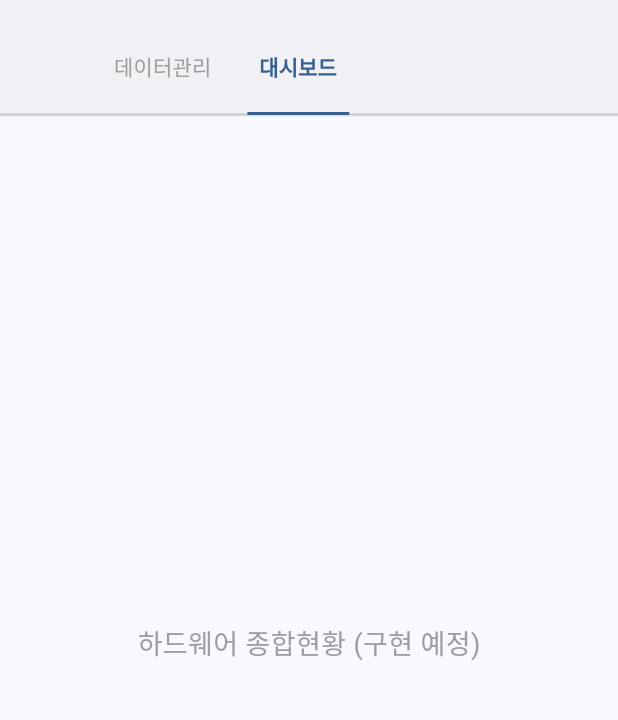
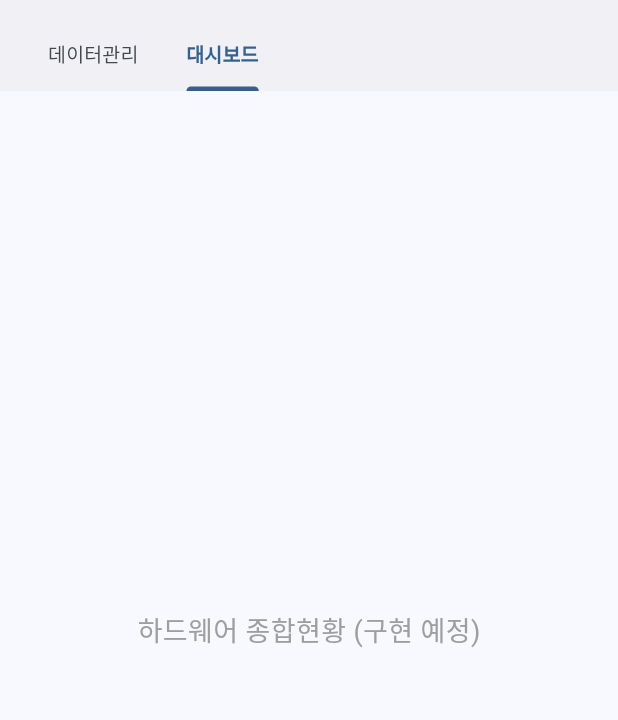
Before and after one commit to aimhigh31/nexplus_task, a Flutter app: the HardwareManagementPage screen opened directly, tab 2 chosen, on a phone screen of 412 x 824 dp, the part 65-785 px from its top. Run offline on Flutter 3.47's test engine with Material 3 defaults, Android fonts, the phone set to English and light mode, and no system bars; our stand-ins replace calendar_date_picker2, file_picker, fl_chart, pdf, printing, qr_flutter; missing offline and left inert: excel, file_saver, mongo_dart, pluto_grid_plus; network calls fail.

```diff
--- a/lib/pages/hardware_management_page.dart
+++ b/lib/pages/hardware_management_page.dart
@@ -972,7 +972,7 @@ class _HardwareManagementPageState extends State<HardwareManagementPage> with Ti
             crossAxisAlignment: CrossAxisAlignment.start,
             children: [
               const Text(
-                '하드웨어 자산 목록',
+                '하드웨어 자산',
                 style: TextStyle(
                   fontSize: 18,
                   fontWeight: FontWeight.bold,
@@ -1558,79 +1558,46 @@ class _HardwareManagementPageState extends State<HardwareManagementPage> with Ti
 
   @override
   Widget build(BuildContext context) {
-    final pageData = _paginatedData();
-
     return Scaffold(
       appBar: AppBar(
         title: const Text('하드웨어 관리'),
+        titleSpacing: 16.0,
+        bottom: TabBar(
+          controller: _tabController,
+          tabs: _hardwareTabs.map((tabName) => Tab(text: tabName)).toList(),
+          indicatorSize: TabBarIndicatorSize.label,
+          labelStyle: const TextStyle(fontSize: 13, fontWeight: FontWeight.bold),
+          unselectedLabelStyle: const TextStyle(fontSize: 13),
+          padding: const EdgeInsets.only(left: 16.0),
+          isScrollable: true,
+          tabAlignment: TabAlignment.start,
+          indicatorColor: Theme.of(context).primaryColor,
+          dividerColor: Colors.transparent,
+        ),
         elevation: 0,
-        backgroundColor: const Color(0xFFF0F0F5), // 솔루션 개발 페이지와 동일한 배경색
-      ),
-      body: Column(
-        crossAxisAlignment: CrossAxisAlignment.start,
-        children: [
-          // 탭바 영역 - 솔루션 개발 페이지와 일치하도록 수정
-          Container(
-            color: const Color(0xFFF0F0F5), // 솔루션 개발 페이지와 동일한 배경색
-            child: Column(
-              children: [
-                // 탭바
-                TabBar(
+        backgroundColor: const Color(0xFFF0F0F5),
+      ),
+      body: TabBarView(
         controller: _tabController,
-                  tabs: _hardwareTabs.map((tab) => Tab(text: tab)).toList(),
-                  onTap: (index) => setState(() {}),
-                  labelColor: Theme.of(context).primaryColor,
-                  indicatorColor: Theme.of(context).primaryColor,
-                  unselectedLabelColor: Colors.grey,
-                  labelStyle: const TextStyle(fontWeight: FontWeight.bold, fontSize: 14),
-                  unselectedLabelStyle: const TextStyle(fontWeight: FontWeight.normal, fontSize: 14),
-                  isScrollable: true,
-                  indicatorSize: TabBarIndicatorSize.tab,
-                  padding: const EdgeInsets.only(left: 8),
-                  labelPadding: const EdgeInsets.symmetric(horizontal: 16, vertical: 8),
-                  indicatorPadding: const EdgeInsets.symmetric(horizontal: 8),
-                ),
-                // 탭바 하단 구분선
-                Container(
-                  height: 1,
-                  color: Colors.grey.shade300,
-                ),
-              ],
-            ),
-          ),
-
-          // 탭 컨텐츠 영역
-          Expanded(
-            child: TabBarView(
-              controller: _tabController,
-              physics: const AlwaysScrollableScrollPhysics(), // 스크롤 애니메이션을 일관되게
-              children: [
-                _buildDataManagementView(pageData),
+        physics: const AlwaysScrollableScrollPhysics(),
+        children: [
+          _buildDataManagementTab(),
           HardwareDashboardPage(hardwareData: _hardwareData),
         ],
       ),
-          ),
-        ],
-      ),
-    );
-  }
-
-  // 데이터 관리 탭 뷰
-  Widget _buildDataManagementView(List<HardwareModel> pageData) {
-    return Container(
-      color: Colors.white,
-      child: Column(
-        children: [
-          // 1. 필터 (맨 위에 배치)
+    );
+  }
+
+  Widget _buildDataManagementTab() {
+    return Column(
+      children: [
+        // 1. 필터 영역
         _buildFilterBar(),
 
-          // 2. 타이틀과 실행버튼 (필터 아래 배치)
+        // 2. 타이틀 및 버튼 영역
         _buildTitleAndActions(),
 
-          // 3. 범례 (타이틀과 실행버튼 아래 배치)
-          if (_hardwareData.isNotEmpty) _buildLegend(),
-
-          // 4. 데이터 테이블 (범례 아래 배치, 확장 가능)
+        // 3. 데이터 테이블 영역
         Expanded(
           child: _isLoading
             ? const Center(child: CircularProgressIndicator())
@@ -1638,14 +1605,42 @@ class _HardwareManagementPageState extends State<HardwareManagementPage> with Ti
               ? _buildEmptyDataView()
               : Padding(
                   padding: const EdgeInsets.fromLTRB(16, 0, 16, 0),
-                        child: _buildDataTable(),
-                      ),
-          ),
-
-          // 5. 페이지 네비게이션 (맨 아래에 배치)
-          if (_hardwareData.isNotEmpty && _totalPages > 0) _buildPageNavigator(),
-        ],
-      ),
+                  child: PlutoGrid(
+                    columns: _columns,
+                    rows: _getPlutoRows(),
+                    onLoaded: (PlutoGridOnLoadedEvent event) {
+                      _gridStateManager = event.stateManager;
+                      _gridStateManager!.setShowColumnFilter(false);
+                    },
+                    onChanged: _handleCellChanged,
+                    configuration: PlutoGridConfiguration(
+                      style: PlutoGridStyleConfig(
+                        cellTextStyle: const TextStyle(fontSize: 12),
+                        columnTextStyle: const TextStyle(fontSize: 12, fontWeight: FontWeight.bold),
+                        rowColor: Colors.white,
+                        oddRowColor: Colors.grey.shade50,
+                        activatedColor: Colors.blue.shade100,
+                        gridBorderColor: Colors.grey.shade300,
+                        borderColor: Colors.grey.shade300,
+                        inactivatedBorderColor: Colors.grey.shade300
+                      ),
+                      scrollbar: const PlutoGridScrollbarConfig(
+                        isAlwaysShown: true,
+                        scrollbarThickness: 8,
+                        scrollbarRadius: Radius.circular(4),
+                      ),
+                      columnSize: const PlutoGridColumnSizeConfig(
+                        autoSizeMode: PlutoAutoSizeMode.none,
+                      ),
+                    ),
+                    mode: PlutoGridMode.normal,
+                  ),
+                ),
+        ),
+
+        // 4. 페이지네이션 영역
+        if (_hardwareData.isNotEmpty) _buildPageNavigator(),
+      ],
     );
   }
 
```
Also changed, not shown: lib/pages/equipment_connection_page.dart (+14 -5 lines), lib/widgets/sidebar.dart (+66 -18 lines). Lines whose indentation alone changed are shown as unchanged.
